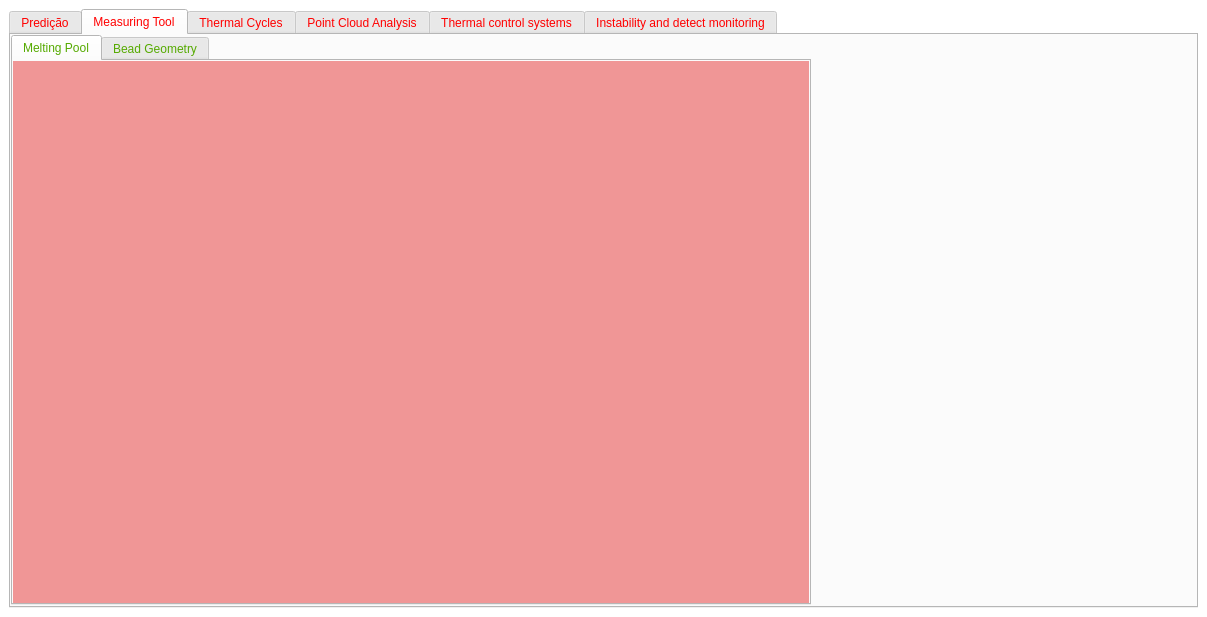
Qt form AMS_ui.ui (NycFenix/A.M.S-Interface) before a commit.
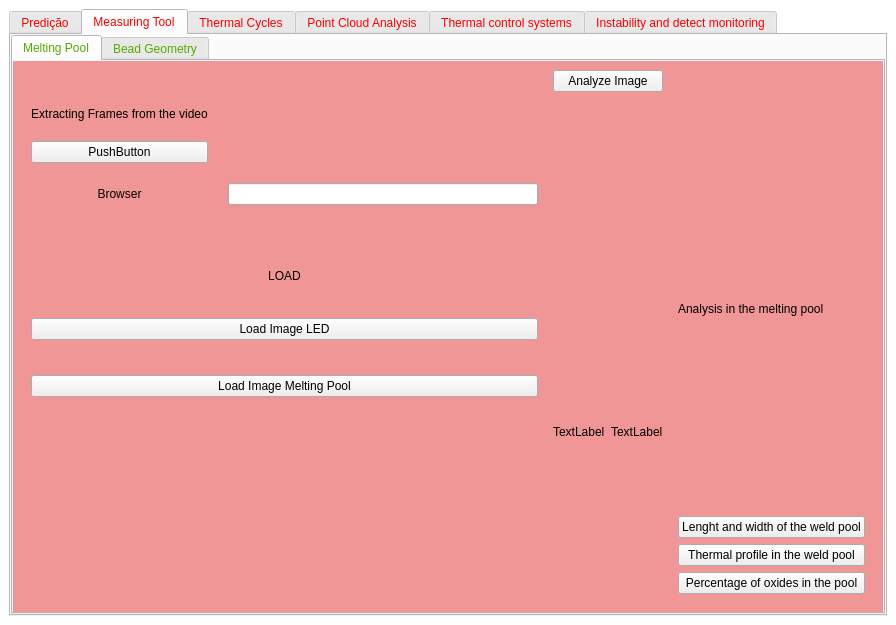
The same form after that commit. The open tabs and pages were chosen to show the change. Icons and pictures are not drawn.

Commit message: Started Melting Pool layout

```diff
--- a/AMS_ui.ui
+++ b/AMS_ui.ui
@@ -6,8 +6,8 @@
    <rect>
     <x>0</x>
     <y>0</y>
-    <width>1207</width>
-    <height>617</height>
+    <width>896</width>
+    <height>625</height>
    </rect>
   </property>
   <property name="palette">
@@ -158,11 +158,11 @@
        </palette>
       </property>
       <property name="currentIndex">
-       <number>0</number>
+       <number>1</number>
       </property>
       <widget class="QWidget" name="PredictionWidget">
        <property name="sizePolicy">
-        <sizepolicy hsizetype="Fixed" vsizetype="Fixed">
+        <sizepolicy hsizetype="Preferred" vsizetype="Preferred">
          <horstretch>0</horstretch>
          <verstretch>0</verstretch>
         </sizepolicy>
@@ -5869,45 +5869,20 @@
 #layer_trajectory_title, #lh_prediction_label {
 color:rgb(170, 39, 53);
 font-weight:bold;
+text-decoration: underline;
+text-decoration-color: gray;
 }</string>
            </property>
            <attribute name="title">
             <string>Altura das Camadas</string>
            </attribute>
            <layout class="QGridLayout" name="gridLayout_12">
-            <item row="0" column="1">
-             <widget class="QWidget" name="layer_height_img" native="true"/>
-            </item>
-            <item row="1" column="1">
-             <widget class="QWidget" name="layer_height_prediction_rect" native="true">
-              <layout class="QGridLayout" name="gridLayout_17">
-               <item row="0" column="1">
-                <layout class="QGridLayout" name="lh_prediction_layout">
-                 <item row="0" column="0">
-                  <widget class="QLabel" name="lh_prediction_label">
-                   <property name="text">
-                    <string>Layer height prediction, illustration images</string>
-                   </property>
-                  </widget>
-                 </item>
-                </layout>
-               </item>
-              </layout>
-             </widget>
-            </item>
-            <item row="0" column="0">
-             <spacer name="horizontalSpacer_2">
-              <property name="orientation">
-               <enum>Qt::Orientation::Horizontal</enum>
-              </property>
-              <property name="sizeHint" stdset="0">
-               <size>
-                <width>40</width>
-                <height>20</height>
-               </size>
-              </property>
-             </spacer>
-            </item>
+            <property name="horizontalSpacing">
+             <number>25</number>
+            </property>
+            <property name="verticalSpacing">
+             <number>20</number>
+            </property>
             <item row="1" column="0">
              <widget class="QWidget" name="layer_trajectory_rect" native="true">
               <layout class="QGridLayout" name="gridLayout_15" columnstretch="0">
@@ -5924,7 +5899,7 @@
                 <number>20</number>
                </property>
                <property name="verticalSpacing">
-                <number>50</number>
+                <number>60</number>
                </property>
                <item row="0" column="0">
                 <layout class="QGridLayout" name="layer_trajectory_layout">
@@ -5998,19 +5973,6 @@
               </layout>
              </widget>
             </item>
-            <item row="0" column="2">
-             <spacer name="horizontalSpacer_3">
-              <property name="orientation">
-               <enum>Qt::Orientation::Horizontal</enum>
-              </property>
-              <property name="sizeHint" stdset="0">
-               <size>
-                <width>40</width>
-                <height>20</height>
-               </size>
-              </property>
-             </spacer>
-            </item>
             <item row="1" column="2">
              <widget class="QWidget" name="layer_height_result" native="true">
               <layout class="QGridLayout" name="gridLayout_19">
@@ -6031,6 +5993,74 @@
               </layout>
              </widget>
             </item>
+            <item row="0" column="1">
+             <widget class="QWidget" name="layer_height_img" native="true">
+              <layout class="QVBoxLayout" name="verticalLayout_2">
+               <item>
+                <widget class="QPushButton" name="ImgSelector">
+                 <property name="text">
+                  <string>Select Image:</string>
+                 </property>
+                </widget>
+               </item>
+               <item>
+                <widget class="QLabel" name="ImageName_label">
+                 <property name="text">
+                  <string>Image: </string>
+                 </property>
+                 <property name="alignment">
+                  <set>Qt::AlignmentFlag::AlignCenter</set>
+                 </property>
+                </widget>
+               </item>
+               <item>
+                <widget class="QLabel" name="LayerImg">
+                 <property name="sizePolicy">
+                  <sizepolicy hsizetype="Preferred" vsizetype="Preferred">
+                   <horstretch>0</horstretch>
+                   <verstretch>0</verstretch>
+                  </sizepolicy>
+                 </property>
+                 <property name="minimumSize">
+                  <size>
+                   <width>100</width>
+                   <height>200</height>
+                  </size>
+                 </property>
+                 <property name="text">
+                  <string/>
+                 </property>
+                 <property name="pixmap">
+                  <pixmap>../../../Pictures/placeholderImg.png</pixmap>
+                 </property>
+                 <property name="scaledContents">
+                  <bool>true</bool>
+                 </property>
+                </widget>
+               </item>
+              </layout>
+             </widget>
+            </item>
+            <item row="1" column="1">
+             <widget class="QWidget" name="layer_height_prediction_rect" native="true">
+              <layout class="QGridLayout" name="gridLayout_17">
+               <item row="0" column="1">
+                <layout class="QGridLayout" name="lh_prediction_layout">
+                 <item row="0" column="0">
+                  <widget class="QLabel" name="lh_prediction_label">
+                   <property name="text">
+                    <string>Layer height prediction, illustration images</string>
+                   </property>
+                   <property name="alignment">
+                    <set>Qt::AlignmentFlag::AlignCenter</set>
+                   </property>
+                  </widget>
+                 </item>
+                </layout>
+               </item>
+              </layout>
+             </widget>
+            </item>
            </layout>
           </widget>
           <widget class="QWidget" name="RedesNeuraisGeometria">
@@ -6062,15 +6092,21 @@
        <attribute name="title">
         <string>Measuring Tool</string>
        </attribute>
+       <layout class="QGridLayout" name="gridLayout_8">
+        <property name="leftMargin">
+         <number>0</number>
+        </property>
+        <property name="topMargin">
+         <number>0</number>
+        </property>
+        <property name="rightMargin">
+         <number>0</number>
+        </property>
+        <property name="bottomMargin">
+         <number>0</number>
+        </property>
+        <item row="0" column="0">
        <widget class="QTabWidget" name="MeasureToolSubTabWidget">
-        <property name="geometry">
-         <rect>
-          <x>0</x>
-          <y>0</y>
-          <width>800</width>
-          <height>570</height>
-         </rect>
-        </property>
         <property name="palette">
          <palette>
           <active>
@@ -6099,109 +6135,187 @@
          </palette>
         </property>
         <property name="currentIndex">
-         <number>1</number>
+           <number>0</number>
         </property>
         <widget class="QWidget" name="melting_pool">
-         <property name="palette">
-          <palette>
-           <active>
-            <colorrole role="Button">
-             <brush brushstyle="SolidPattern">
-              <color alpha="255">
-               <red>240</red>
-               <green>150</green>
-               <blue>150</blue>
-              </color>
-             </brush>
-            </colorrole>
-            <colorrole role="Base">
-             <brush brushstyle="SolidPattern">
-              <color alpha="255">
-               <red>240</red>
-               <green>150</green>
-               <blue>150</blue>
-              </color>
-             </brush>
-            </colorrole>
-            <colorrole role="Window">
-             <brush brushstyle="SolidPattern">
-              <color alpha="255">
-               <red>240</red>
-               <green>150</green>
-               <blue>150</blue>
-              </color>
-             </brush>
-            </colorrole>
-           </active>
-           <inactive>
-            <colorrole role="Button">
-             <brush brushstyle="SolidPattern">
-              <color alpha="255">
-               <red>240</red>
-               <green>150</green>
-               <blue>150</blue>
-              </color>
-             </brush>
-            </colorrole>
-            <colorrole role="Base">
-             <brush brushstyle="SolidPattern">
-              <color alpha="255">
-               <red>240</red>
-               <green>150</green>
-               <blue>150</blue>
-              </color>
-             </brush>
-            </colorrole>
-            <colorrole role="Window">
-             <brush brushstyle="SolidPattern">
-              <color alpha="255">
-               <red>240</red>
-               <green>150</green>
-               <blue>150</blue>
-              </color>
-             </brush>
-            </colorrole>
-           </inactive>
-           <disabled>
-            <colorrole role="Button">
-             <brush brushstyle="SolidPattern">
-              <color alpha="255">
-               <red>240</red>
-               <green>150</green>
-               <blue>150</blue>
-              </color>
-             </brush>
-            </colorrole>
-            <colorrole role="Base">
-             <brush brushstyle="SolidPattern">
-              <color alpha="255">
-               <red>240</red>
-               <green>150</green>
-               <blue>150</blue>
-              </color>
-             </brush>
-            </colorrole>
-            <colorrole role="Window">
-             <brush brushstyle="SolidPattern">
-              <color alpha="255">
-               <red>240</red>
-               <green>150</green>
-               <blue>150</blue>
-              </color>
-             </brush>
-            </colorrole>
-           </disabled>
-          </palette>
-         </property>
          <property name="styleSheet">
           <string notr="true">#melting_pool{
 	background-color: rgb(240, 150, 150);
 
+}
+
+#loader_title, #frame_extracting_title, #analysis_title {
+color:(170, 39, 53);
 }</string>
          </property>
          <attribute name="title">
           <string>Melting Pool</string>
          </attribute>
+           <layout class="QGridLayout" name="gridLayout_13">
+            <item row="2" column="0">
+             <widget class="QWidget" name="ImgLoad_rect" native="true">
+              <layout class="QVBoxLayout" name="verticalLayout_5">
+               <property name="spacing">
+                <number>35</number>
+               </property>
+               <item>
+                <widget class="QLabel" name="loader_title">
+                 <property name="text">
+                  <string>LOAD</string>
+                 </property>
+                 <property name="alignment">
+                  <set>Qt::AlignmentFlag::AlignCenter</set>
+                 </property>
+                </widget>
+               </item>
+               <item>
+                <widget class="QPushButton" name="LEDLoaderbttn">
+                 <property name="text">
+                  <string>Load Image LED</string>
+                 </property>
+                </widget>
+               </item>
+               <item>
+                <widget class="QPushButton" name="MeltingPoolLoaderbttn">
+                 <property name="text">
+                  <string>Load Image Melting Pool</string>
+                 </property>
+                </widget>
+               </item>
+               <item>
+                <spacer name="verticalSpacer_5">
+                 <property name="orientation">
+                  <enum>Qt::Orientation::Vertical</enum>
+                 </property>
+                 <property name="sizeHint" stdset="0">
+                  <size>
+                   <width>20</width>
+                   <height>40</height>
+                  </size>
+                 </property>
+                </spacer>
+               </item>
+              </layout>
+             </widget>
+            </item>
+            <item row="2" column="2">
+             <widget class="QLabel" name="melting_pool_img">
+              <property name="text">
+               <string>TextLabel</string>
+              </property>
+             </widget>
+            </item>
+            <item row="1" column="0">
+             <widget class="QWidget" name="ExtractingFrames_rect" native="true">
+              <layout class="QGridLayout" name="gridLayout_16">
+               <property name="spacing">
+                <number>20</number>
+               </property>
+               <item row="2" column="0">
+                <widget class="QLabel" name="Browser_label">
+                 <property name="text">
+                  <string>Browser</string>
+                 </property>
+                 <property name="alignment">
+                  <set>Qt::AlignmentFlag::AlignCenter</set>
+                 </property>
+                </widget>
+               </item>
+               <item row="2" column="1">
+                <widget class="QLineEdit" name="Browser_show"/>
+               </item>
+               <item row="0" column="0">
+                <widget class="QLabel" name="frame_extracting_title">
+                 <property name="text">
+                  <string>Extracting Frames from the video</string>
+                 </property>
+                 <property name="alignment">
+                  <set>Qt::AlignmentFlag::AlignCenter</set>
+                 </property>
+                </widget>
+               </item>
+               <item row="1" column="0">
+                <widget class="QPushButton" name="load_videoBttn">
+                 <property name="text">
+                  <string>PushButton</string>
+                 </property>
+                </widget>
+               </item>
+               <item row="3" column="0">
+                <spacer name="verticalSpacer_4">
+                 <property name="orientation">
+                  <enum>Qt::Orientation::Vertical</enum>
+                 </property>
+                 <property name="sizeType">
+                  <enum>QSizePolicy::Policy::Preferred</enum>
+                 </property>
+                 <property name="sizeHint" stdset="0">
+                  <size>
+                   <width>20</width>
+                   <height>40</height>
+                  </size>
+                 </property>
+                </spacer>
+               </item>
+              </layout>
+             </widget>
+            </item>
+            <item row="1" column="1" colspan="2">
+             <widget class="QLabel" name="label_2">
+              <property name="text">
+               <string/>
+              </property>
+             </widget>
+            </item>
+            <item row="2" column="1">
+             <widget class="QLabel" name="LEDimg">
+              <property name="text">
+               <string>TextLabel</string>
+              </property>
+             </widget>
+            </item>
+            <item row="1" column="3" rowspan="2">
+             <widget class="QWidget" name="melting_pool_analysis_rect" native="true">
+              <layout class="QVBoxLayout" name="verticalLayout_6">
+               <item>
+                <widget class="QLabel" name="label">
+                 <property name="text">
+                  <string>Analysis in the melting pool</string>
+                 </property>
+                </widget>
+               </item>
+               <item>
+                <widget class="QPushButton" name="pushButton">
+                 <property name="text">
+                  <string>Lenght and width of the weld pool</string>
+                 </property>
+                </widget>
+               </item>
+               <item>
+                <widget class="QPushButton" name="pushButton_2">
+                 <property name="text">
+                  <string>Thermal profile in the weld pool</string>
+                 </property>
+                </widget>
+               </item>
+               <item>
+                <widget class="QPushButton" name="pushButton_3">
+                 <property name="text">
+                  <string>Percentage of oxides in the pool</string>
+                 </property>
+                </widget>
+               </item>
+              </layout>
+             </widget>
+            </item>
+            <item row="0" column="1" colspan="2">
+             <widget class="QPushButton" name="Analyzebttn">
+              <property name="text">
+               <string>Analyze Image</string>
+              </property>
+             </widget>
+            </item>
+           </layout>
         </widget>
         <widget class="QWidget" name="bead_geometry">
          <property name="palette">
@@ -6255,6 +6369,8 @@
          </attribute>
         </widget>
        </widget>
+        </item>
+       </layout>
       </widget>
       <widget class="QWidget" name="ThermalCyclesWidget">
        <attribute name="title">
```
Lines whose indentation alone changed are shown as unchanged.
